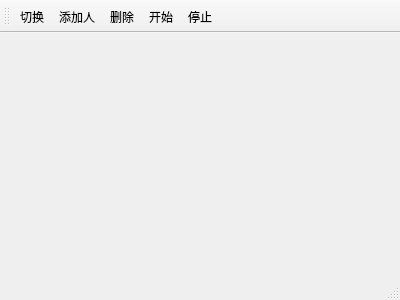
The window that LoadMap/mainwindow.ui (MJYCo-Ltd/Map) describes before a commit, drawn with Qt 5.
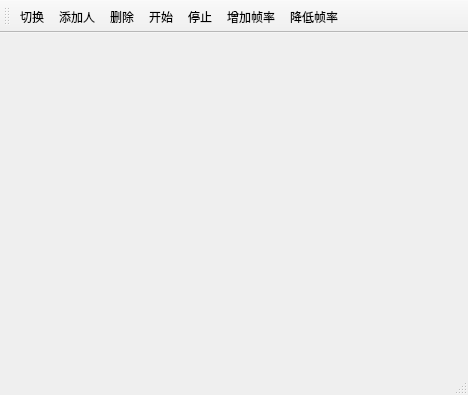
The same window after the commit.

Commit message: 对于QWidget和QWindow的地图显示，增加帧率控制功能

```diff
--- a/LoadMap/mainwindow.ui
+++ b/LoadMap/mainwindow.ui
@@ -6,8 +6,8 @@
    <rect>
     <x>0</x>
     <y>0</y>
-    <width>400</width>
-    <height>300</height>
+    <width>468</width>
+    <height>395</height>
    </rect>
   </property>
   <property name="windowTitle">
@@ -36,6 +36,8 @@
    <addaction name="action_2"/>
    <addaction name="action_3"/>
    <addaction name="action_4"/>
+   <addaction name="action_5"/>
+   <addaction name="action_6"/>
   </widget>
   <widget class="QStatusBar" name="statusBar"/>
   <action name="actionchange">
@@ -63,6 +65,16 @@
     <string>停止</string>
    </property>
   </action>
+  <action name="action_5">
+   <property name="text">
+    <string>增加帧率</string>
+   </property>
+  </action>
+  <action name="action_6">
+   <property name="text">
+    <string>降低帧率</string>
+   </property>
+  </action>
  </widget>
  <layoutdefault spacing="6" margin="11"/>
  <resources/>
```
Left out of the diff: 2 changed lines with no effect on the pictures. The commit also changes 7 other files.
